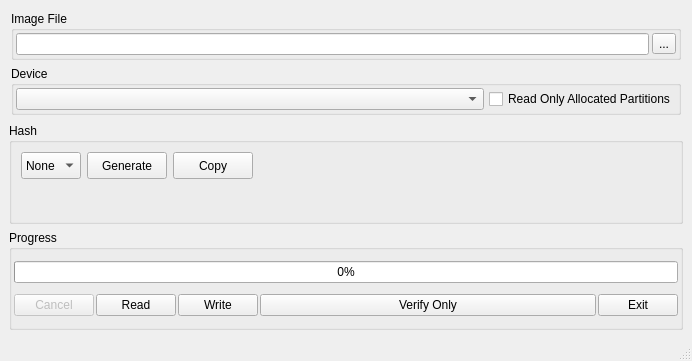
Old version of the form src/mainwindow.ui in the repository buaabyl/win32diskimager.
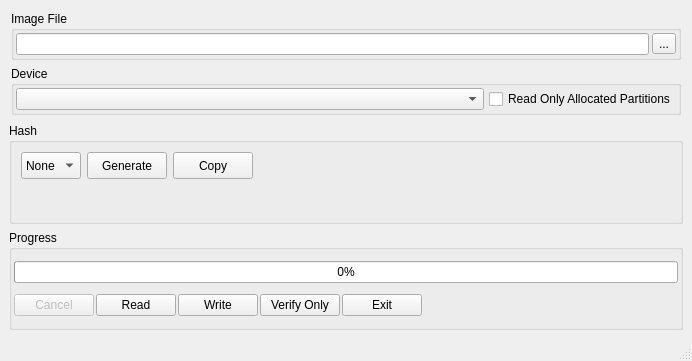
New version of the form. Icons and pictures are not drawn. Custom widgets are drawn as their Qt base class.

Commit message: fixed: align buttons

```diff
--- a/src/mainwindow.ui
+++ b/src/mainwindow.ui
@@ -383,6 +383,19 @@
            </property>
           </widget>
          </item>
+         <item>
+          <spacer name="horizontalSpacer_2">
+           <property name="orientation">
+            <enum>Qt::Horizontal</enum>
+           </property>
+           <property name="sizeHint" stdset="0">
+            <size>
+             <width>40</width>
+             <height>20</height>
+            </size>
+           </property>
+          </spacer>
+         </item>
         </layout>
        </item>
       </layout>
```
